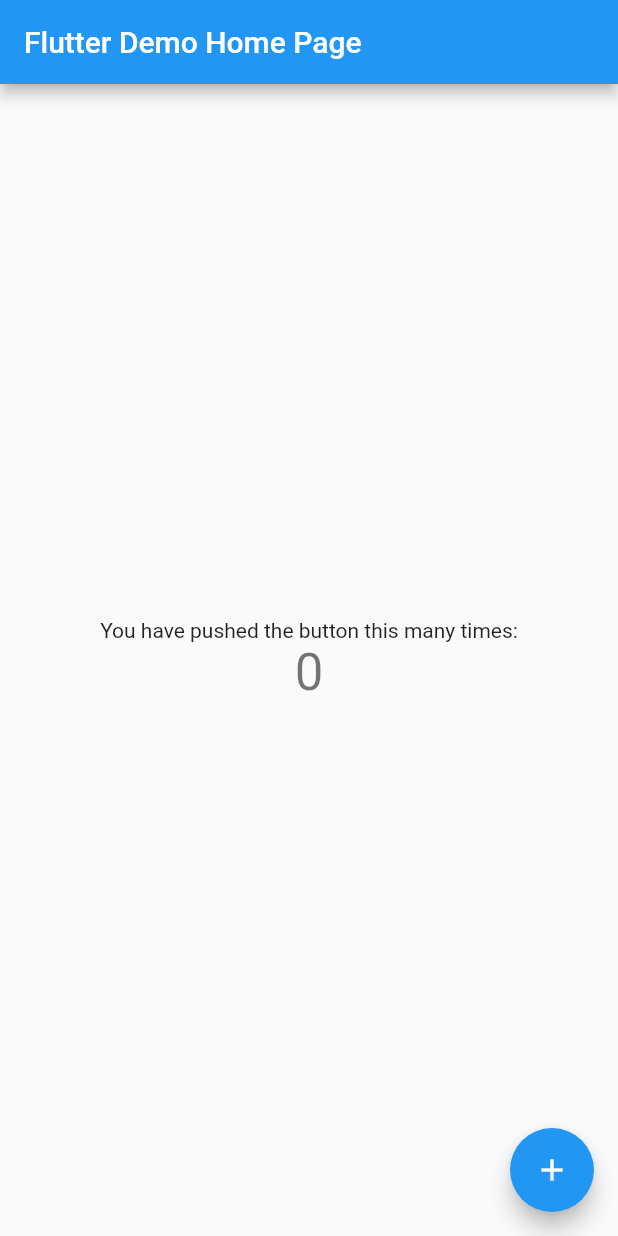
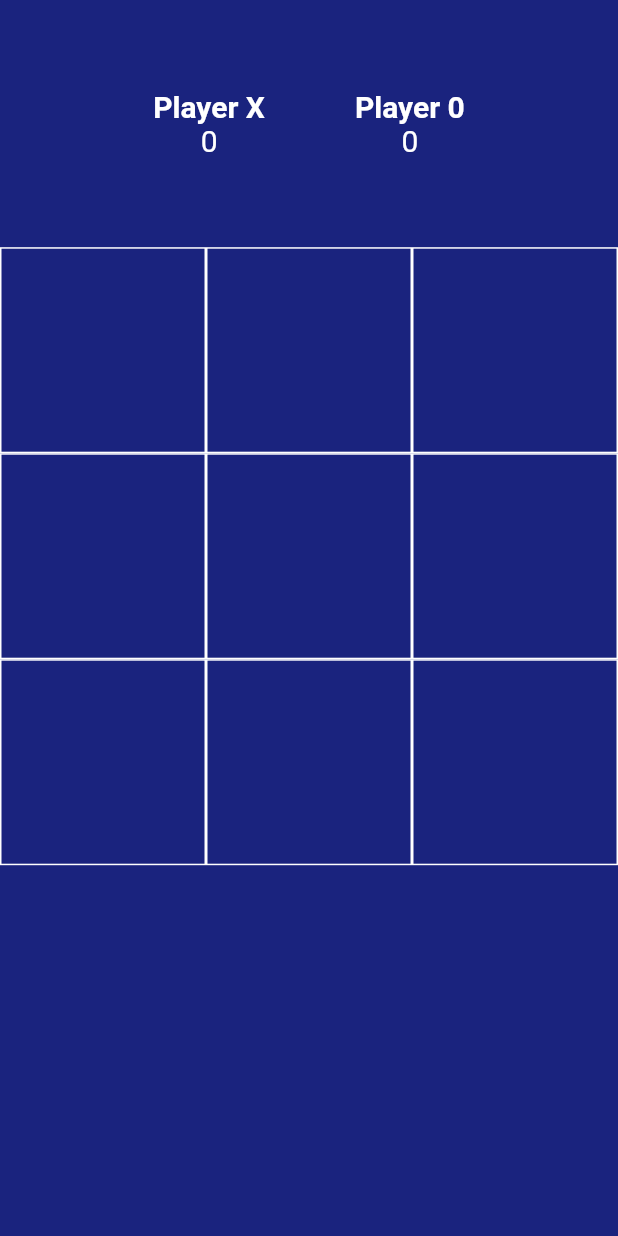
Before and after one commit to safadtm/flutter-tic-tac-toe, a Flutter app: the screen it shows after launch, on a phone screen of 412 x 824 dp. Run offline on Flutter 3.47's test engine with Material 2 defaults, Android fonts, the phone set to English and light mode, and no system bars.

Commit message:
UI created

```diff
--- a/lib/main.dart
+++ b/lib/main.dart
@@ -11,105 +11,113 @@ class MyApp extends StatelessWidget {
   @override
   Widget build(BuildContext context) {
     return MaterialApp(
-      title: 'Flutter Demo',
-      theme: ThemeData(
-        // This is the theme of your application.
-        //
-        // Try running your application with "flutter run". You'll see the
-        // application has a blue toolbar. Then, without quitting the app, try
-        // changing the primarySwatch below to Colors.green and then invoke
-        // "hot reload" (press "r" in the console where you ran "flutter run",
-        // or simply save your changes to "hot reload" in a Flutter IDE).
-        // Notice that the counter didn't reset back to zero; the application
-        // is not restarted.
-        primarySwatch: Colors.blue,
-      ),
-      home: const MyHomePage(title: 'Flutter Demo Home Page'),
+      home: const HomePage(),
     );
   }
 }
 
-class MyHomePage extends StatefulWidget {
-  const MyHomePage({super.key, required this.title});
-
-  // This widget is the home page of your application. It is stateful, meaning
-  // that it has a State object (defined below) that contains fields that affect
-  // how it looks.
-
-  // This class is the configuration for the state. It holds the values (in this
-  // case the title) provided by the parent (in this case the App widget) and
-  // used by the build method of the State. Fields in a Widget subclass are
-  // always marked "final".
-
-  final String title;
+class HomePage extends StatefulWidget {
+  const HomePage({super.key});
 
   @override
-  State<MyHomePage> createState() => _MyHomePageState();
+  State<HomePage> createState() => _HomePageState();
 }
 
-class _MyHomePageState extends State<MyHomePage> {
-  int _counter = 0;
+class _HomePageState extends State<HomePage> {
+  // declarations
+  bool oTurn = true;
 
-  void _incrementCounter() {
-    setState(() {
-      // This call to setState tells the Flutter framework that something has
-      // changed in this State, which causes it to rerun the build method below
-      // so that the display can reflect the updated values. If we changed
-      // _counter without calling setState(), then the build method would not be
-      // called again, and so nothing would appear to happen.
-      _counter++;
-    });
-  }
+  // 1st player is O
+  List<String> displayElement = ['', '', '', '', '', '', '', '', ''];
+  int oScore = 0;
+  int xScore = 0;
+  int filledBoxes = 0;
 
   @override
   Widget build(BuildContext context) {
-    // This method is rerun every time setState is called, for instance as done
-    // by the _incrementCounter method above.
-    //
-    // The Flutter framework has been optimized to make rerunning build methods
-    // fast, so that you can just rebuild anything that needs updating rather
-    // than having to individually change instances of widgets.
     return Scaffold(
-      appBar: AppBar(
-        // Here we take the value from the MyHomePage object that was created by
-        // the App.build method, and use it to set our appbar title.
-        title: Text(widget.title),
-      ),
-      body: Center(
-        // Center is a layout widget. It takes a single child and positions it
-        // in the middle of the parent.
+      backgroundColor: Colors.indigo[900],
+      body: Column(
+        children: <Widget>[
+          Expanded(
+            // creating the ScoreBoard
+
+            child: SizedBox(
+              child: Row(
+                mainAxisAlignment: MainAxisAlignment.center,
+                children: <Widget>[
+                  Padding(
+                    padding: const EdgeInsets.all(30.0),
                     child: Column(
-          // Column is also a layout widget. It takes a list of children and
-          // arranges them vertically. By default, it sizes itself to fit its
-          // children horizontally, and tries to be as tall as its parent.
-          //
-          // Invoke "debug painting" (press "p" in the console, choose the
-          // "Toggle Debug Paint" action from the Flutter Inspector in Android
-          // Studio, or the "Toggle Debug Paint" command in Visual Studio Code)
-          // to see the wireframe for each widget.
-          //
-          // Column has various properties to control how it sizes itself and
-          // how it positions its children. Here we use mainAxisAlignment to
-          // center the children vertically; the main axis here is the vertical
-          // axis because Columns are vertical (the cross axis would be
-          // horizontal).
                       mainAxisAlignment: MainAxisAlignment.center,
                       children: <Widget>[
                         const Text(
-              'You have pushed the button this many times:',
+                          'Player X',
+                          style: TextStyle(
+                              fontSize: 20,
+                              fontWeight: FontWeight.bold,
+                              color: Colors.white),
                         ),
                         Text(
-              '$_counter',
-              style: Theme.of(context).textTheme.headline4,
+                          xScore.toString(),
+                          style: const TextStyle(
+                              fontSize: 20, color: Colors.white),
                         ),
                       ],
                     ),
                   ),
-      floatingActionButton: FloatingActionButton(
-        onPressed: _incrementCounter,
-        tooltip: 'Increment',
-        child: const Icon(Icons.add),
-      ), // This trailing comma makes auto-formatting nicer for build methods.
+                  Padding(
+                    padding: const EdgeInsets.all(30.0),
+                    child: Column(
+                      mainAxisAlignment: MainAxisAlignment.center,
+                      children: <Widget>[
+                        const Text(
+                          'Player 0',
+                          style: TextStyle(
+                              fontSize: 20,
+                              fontWeight: FontWeight.bold,
+                              color: Colors.white),
+                        ),
+                        Text(
+                          oScore.toString(),
+                          style: const TextStyle(
+                              fontSize: 20, color: Colors.white),
+                        ),
+                      ],
+                    ),
+                  ),
+                ],
+              ),
+            ),
+          ),
+          /////////////////////////////////
+          Expanded(
+            flex: 4,
+            child: GridView.builder(
+              itemCount: 9,
+              gridDelegate: const SliverGridDelegateWithFixedCrossAxisCount(
+                  crossAxisCount: 3),
+              itemBuilder: (BuildContext context, int index) {
+                return GestureDetector(
+                  onTap: () {},
+                  child: Container(
+                    decoration: BoxDecoration(
+                      border: Border.all(color: Colors.white),
+                    ),
+                    child: Center(
+                      child: Text(
+                        displayElement[index],
+                        style:
+                            const TextStyle(color: Colors.white, fontSize: 35),
+                      ),
+                    ),
+                  ),
+                );
+              },
+            ),
+          ),
+        ],
+      ),
     );
   }
 }
```
Lines whose indentation alone changed are shown as unchanged.
